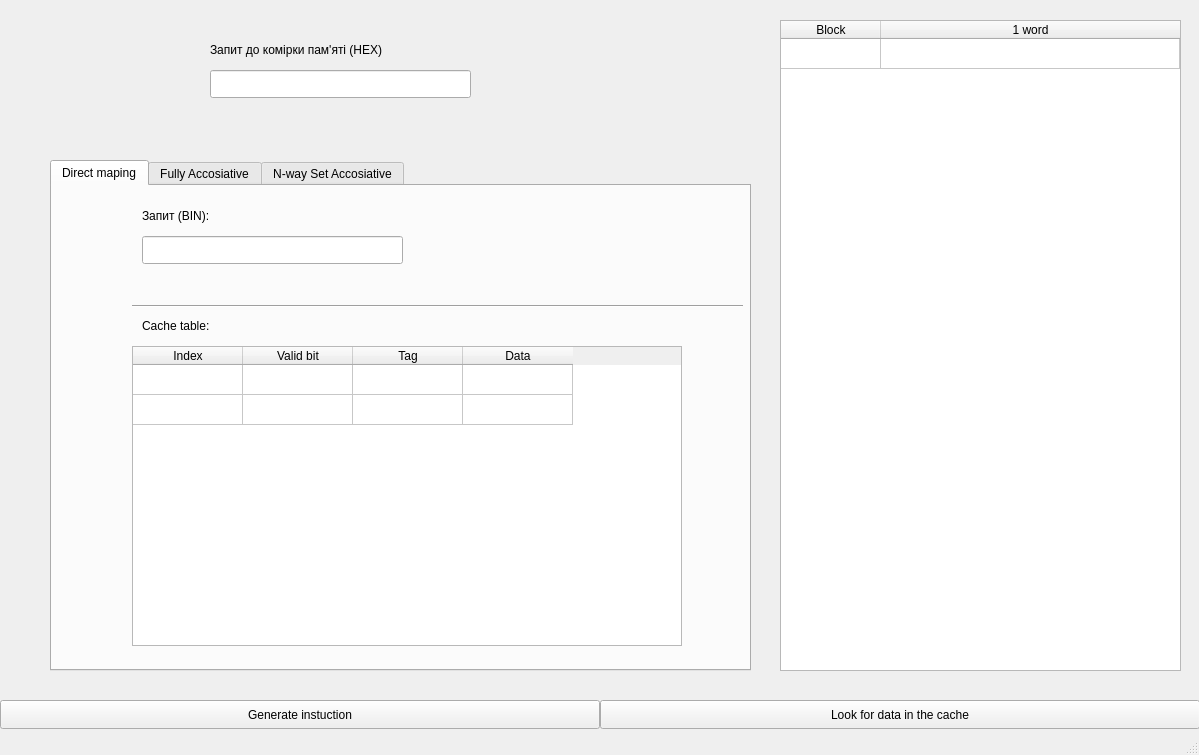
This is mainwindow.ui in MrSal0/cache_emulator as Qt 5 draws it before an edit. The edited form follows.
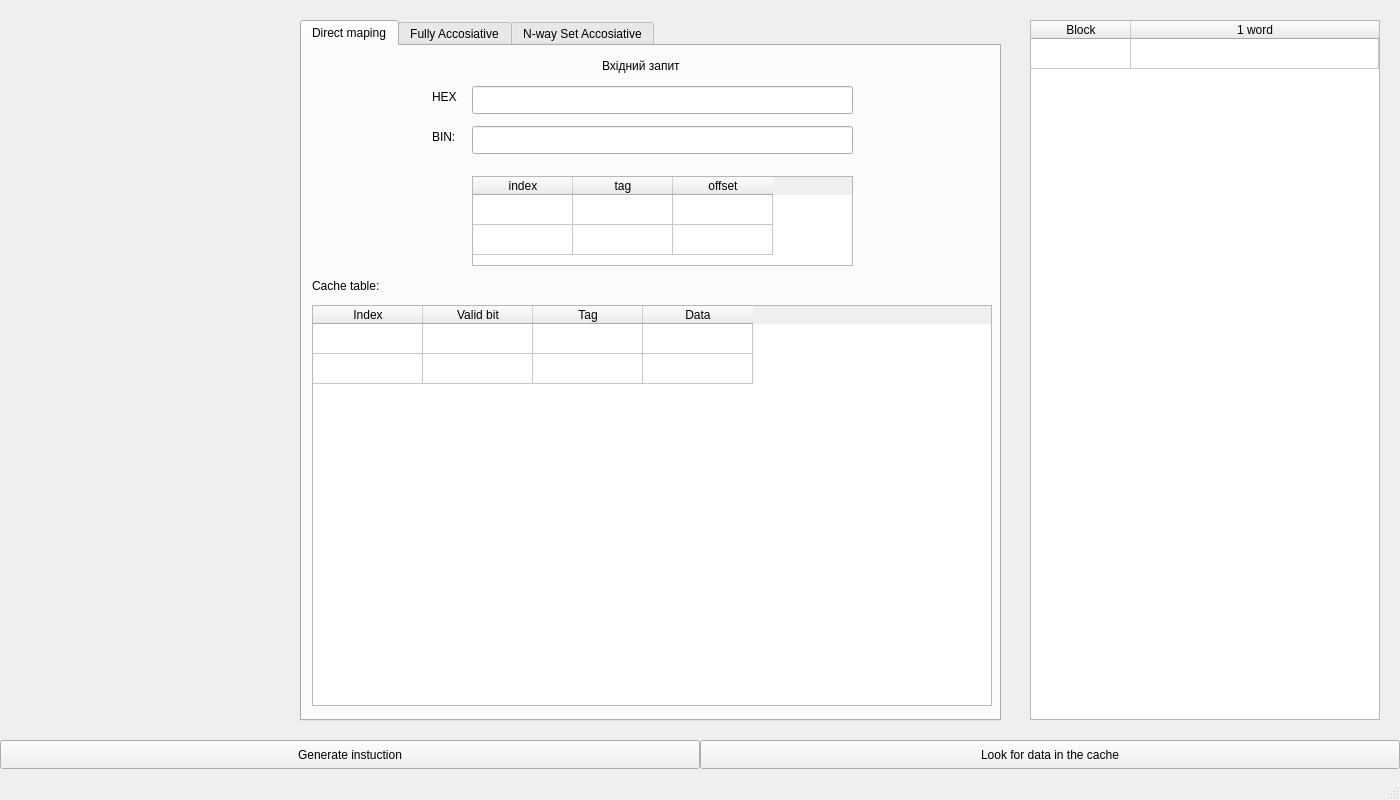
This is the edited form.

What changed in the file:
```diff
--- a/mainwindow.ui
+++ b/mainwindow.ui
@@ -9,53 +9,21 @@
    <rect>
     <x>0</x>
     <y>0</y>
-    <width>1199</width>
-    <height>755</height>
+    <width>1400</width>
+    <height>800</height>
    </rect>
   </property>
   <property name="windowTitle">
    <string>MainWindow</string>
   </property>
   <widget class="QWidget" name="centralwidget">
-   <widget class="QLineEdit" name="lineE_hex_intruction">
-    <property name="enabled">
-     <bool>true</bool>
-    </property>
-    <property name="geometry">
-     <rect>
-      <x>210</x>
-      <y>70</y>
-      <width>261</width>
-      <height>28</height>
-     </rect>
-    </property>
-    <property name="alignment">
-     <set>Qt::AlignCenter</set>
-    </property>
-    <property name="readOnly">
-     <bool>false</bool>
-    </property>
-   </widget>
-   <widget class="QLabel" name="label_1">
-    <property name="geometry">
-     <rect>
-      <x>210</x>
-      <y>40</y>
-      <width>281</width>
-      <height>20</height>
-     </rect>
-    </property>
-    <property name="text">
-     <string>Запит до комірки пам'яті (HEX)</string>
-    </property>
-   </widget>
    <widget class="QTableWidget" name="tableW_MM">
     <property name="geometry">
      <rect>
-      <x>780</x>
+      <x>1030</x>
       <y>20</y>
-      <width>401</width>
-      <height>651</height>
+      <width>350</width>
+      <height>700</height>
      </rect>
     </property>
     <property name="sizeAdjustPolicy">
@@ -92,15 +60,27 @@
     </property>
     <property name="geometry">
      <rect>
-      <x>50</x>
-      <y>160</y>
+      <x>300</x>
+      <y>20</y>
       <width>701</width>
-      <height>511</height>
+      <height>701</height>
      </rect>
     </property>
     <property name="currentIndex">
      <number>0</number>
     </property>
+    <property name="documentMode">
+     <bool>false</bool>
+    </property>
+    <property name="tabsClosable">
+     <bool>false</bool>
+    </property>
+    <property name="movable">
+     <bool>false</bool>
+    </property>
+    <property name="tabBarAutoHide">
+     <bool>false</bool>
+    </property>
     <widget class="QWidget" name="tab_DC">
      <attribute name="title">
       <string>Direct maping</string>
@@ -108,25 +88,28 @@
      <widget class="QLabel" name="label_2">
       <property name="geometry">
        <rect>
-        <x>90</x>
-        <y>20</y>
-        <width>91</width>
-        <height>20</height>
+        <x>130</x>
+        <y>80</y>
+        <width>41</width>
+        <height>21</height>
        </rect>
       </property>
       <property name="text">
-       <string>Запит (BIN):</string>
+       <string>BIN:</string>
       </property>
      </widget>
      <widget class="QTableWidget" name="tableW_DC">
       <property name="geometry">
        <rect>
-        <x>80</x>
-        <y>160</y>
-        <width>550</width>
-        <height>300</height>
+        <x>10</x>
+        <y>259</y>
+        <width>680</width>
+        <height>401</height>
        </rect>
       </property>
+      <property name="autoFillBackground">
+       <bool>false</bool>
+      </property>
       <property name="lineWidth">
        <number>1</number>
       </property>
@@ -148,6 +131,12 @@
       <property name="showGrid">
        <bool>true</bool>
       </property>
+      <property name="gridStyle">
+       <enum>Qt::SolidLine</enum>
+      </property>
+      <property name="sortingEnabled">
+       <bool>false</bool>
+      </property>
       <property name="rowCount">
        <number>2</number>
       </property>
@@ -199,8 +188,8 @@
      <widget class="QLabel" name="label_3">
       <property name="geometry">
        <rect>
-        <x>90</x>
-        <y>130</y>
+        <x>10</x>
+        <y>230</y>
         <width>91</width>
         <height>20</height>
        </rect>
@@ -209,36 +198,118 @@
        <string>Cache table:</string>
       </property>
      </widget>
-     <widget class="Line" name="line">
+     <widget class="QLineEdit" name="lineE_bin_intr">
+      <property name="enabled">
+       <bool>true</bool>
+      </property>
       <property name="geometry">
        <rect>
-        <x>80</x>
-        <y>110</y>
-        <width>611</width>
+        <x>170</x>
+        <y>80</y>
+        <width>381</width>
+        <height>28</height>
+       </rect>
+      </property>
+      <property name="alignment">
+       <set>Qt::AlignCenter</set>
+      </property>
+      <property name="readOnly">
+       <bool>true</bool>
+      </property>
+     </widget>
+     <widget class="QLabel" name="label_1">
+      <property name="geometry">
+       <rect>
+        <x>300</x>
+        <y>10</y>
+        <width>281</width>
+        <height>20</height>
+       </rect>
+      </property>
+      <property name="text">
+       <string>Вхідний запит</string>
+      </property>
+     </widget>
+     <widget class="QLineEdit" name="lineE_hex_intr">
+      <property name="enabled">
+       <bool>true</bool>
+      </property>
+      <property name="geometry">
+       <rect>
+        <x>170</x>
+        <y>40</y>
+        <width>381</width>
+        <height>28</height>
+       </rect>
+      </property>
+      <property name="alignment">
+       <set>Qt::AlignCenter</set>
+      </property>
+      <property name="readOnly">
+       <bool>false</bool>
+      </property>
+     </widget>
+     <widget class="QTableWidget" name="tableW_instr_breakdown">
+      <property name="geometry">
+       <rect>
+        <x>170</x>
+        <y>130</y>
+        <width>381</width>
+        <height>90</height>
+       </rect>
+      </property>
+      <property name="autoFillBackground">
+       <bool>false</bool>
+      </property>
+      <property name="horizontalScrollBarPolicy">
+       <enum>Qt::ScrollBarAlwaysOff</enum>
+      </property>
+      <property name="sizeAdjustPolicy">
+       <enum>QAbstractScrollArea::AdjustToContentsOnFirstShow</enum>
+      </property>
+      <attribute name="horizontalHeaderHighlightSections">
+       <bool>true</bool>
+      </attribute>
+      <attribute name="verticalHeaderVisible">
+       <bool>false</bool>
+      </attribute>
+      <row>
+       <property name="text">
+        <string>number of bits</string>
+       </property>
+      </row>
+      <row>
+       <property name="text">
+        <string>BIN value</string>
+       </property>
+      </row>
+      <column>
+       <property name="text">
+        <string>index</string>
+       </property>
+      </column>
+      <column>
+       <property name="text">
+        <string>tag</string>
+       </property>
+      </column>
+      <column>
+       <property name="text">
+        <string>offset</string>
+       </property>
+      </column>
+     </widget>
+     <widget class="QLabel" name="label_4">
+      <property name="geometry">
+       <rect>
+        <x>130</x>
+        <y>40</y>
+        <width>31</width>
         <height>21</height>
        </rect>
       </property>
-      <property name="orientation">
-       <enum>Qt::Horizontal</enum>
-      </property>
-     </widget>
-     <widget class="QLineEdit" name="lineE_bin_intruction">
-      <property name="enabled">
-       <bool>true</bool>
-      </property>
-      <property name="geometry">
-       <rect>
-        <x>90</x>
-        <y>50</y>
-        <width>261</width>
-        <height>28</height>
-       </rect>
-      </property>
-      <property name="alignment">
-       <set>Qt::AlignCenter</set>
-      </property>
-      <property name="readOnly">
-       <bool>true</bool>
+      <property name="text">
+       <string>HEX</string>
       </property>
      </widget>
     </widget>
@@ -257,8 +328,8 @@
     <property name="geometry">
      <rect>
       <x>0</x>
-      <y>700</y>
-      <width>600</width>
+      <y>740</y>
+      <width>700</width>
       <height>29</height>
      </rect>
     </property>
@@ -272,9 +343,9 @@
     </property>
     <property name="geometry">
      <rect>
-      <x>600</x>
-      <y>700</y>
-      <width>600</width>
+      <x>700</x>
+      <y>740</y>
+      <width>700</width>
       <height>29</height>
      </rect>
     </property>
@@ -282,6 +353,17 @@
      <string>Look for data in the cache</string>
     </property>
    </widget>
+   <widget class="QWidget" name="verticalLayoutWidget">
+    <property name="geometry">
+     <rect>
+      <x>10</x>
+      <y>20</y>
+      <width>281</width>
+      <height>691</height>
+     </rect>
+    </property>
+    <layout class="QVBoxLayout" name="verticalLayout"/>
+   </widget>
   </widget>
   <widget class="QStatusBar" name="statusbar"/>
   <action name="action">
```
Left out of the diff: 3 changed lines with no effect on the pictures.
